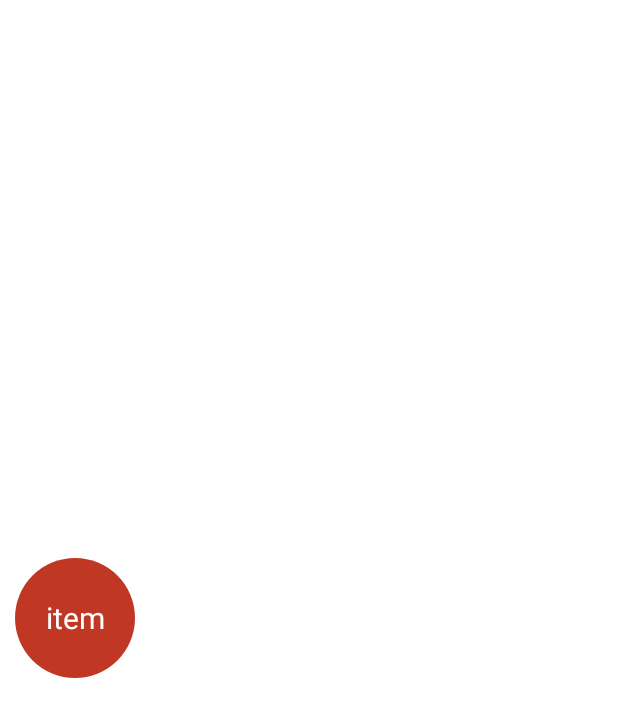
After one commit to Wonchanjoo/refrigerator_secondScreen, an Android app: the layout item_recyclerview2.xml on its own in the app's theme, with its tools: preview values and no code run, on a phone screen of 412 x 824 dp. The commit adds this screen. Shown: the top 717 px of the screen. Run offline under Robolectric (Android 15) with nearby library versions, the phone set to English and light mode, and no system bars.

Commit message:
카테고리 추가, 카테고리 클릭하면 DB에서 가져오기

```diff
--- a/app/src/main/java/com/example/myapplication/MyRecyclerAdapter.java
+++ b/app/src/main/java/com/example/myapplication/MyRecyclerAdapter.java
@@ -16,7 +16,7 @@ public class MyRecyclerAdapter extends RecyclerView.Adapter<MyRecyclerAdapter.Vi
 
     public MyRecyclerAdapter(MyViewModel viewModel) {
         this.viewModel = viewModel;
-    } // 생성자
+    }
 
     /*
     ViewHolder inner Class - 아이템 뷰를 저장
@@ -58,6 +58,6 @@ public class MyRecyclerAdapter extends RecyclerView.Adapter<MyRecyclerAdapter.Vi
 
     @Override
     public int getItemCount() {
-        return viewModel.getItemSize();
+        return viewModel.getCategorySize();
     }
 }
--- /dev/null
+++ b/app/src/main/res/drawable/round.xml
@@ -0,0 +1,10 @@
+<?xml version="1.0" encoding="utf-8"?>
+<selector xmlns:android="http://schemas.android.com/apk/res/android">
+    <item android:state_focused="false" android:state_pressed="false">
+        <shape android:shape="oval">
+            <solid android:color="#C03823" />
+            <size android:width="40dp" android:height="40dp" />
+            <corners android:radius="18dp" />
+        </shape>
+    </item>
+</selector>
--- a/app/src/main/res/layout/activity_main.xml
+++ b/app/src/main/res/layout/activity_main.xml
@@ -33,8 +33,8 @@
                 android:id="@+id/addCategoryBtn"
                 android:layout_width="250dp"
                 android:layout_height="70dp"
-                android:onClick="categoryAddButtonClick"
-                android:text="카테고리 추가" />
+                android:text="카테고리 추가"
+                android:onClick="categoryAddButtonClick" />
         </LinearLayout>
     </ScrollView>
 
--- a/app/src/main/res/layout/item_recyclerview.xml
+++ b/app/src/main/res/layout/item_recyclerview.xml
@@ -14,6 +14,6 @@
         android:gravity="center"
         android:text="카테고리"
         android:textColor="#FFFFFF"
-        android:onClick="categoryClick"/>
+        android:onClick="categoryClick" />
 
 </LinearLayout>
--- /dev/null
+++ b/app/src/main/res/layout/item_recyclerview2.xml
@@ -0,0 +1,22 @@
+<?xml version="1.0" encoding="utf-8"?>
+<GridLayout xmlns:android="http://schemas.android.com/apk/res/android"
+    xmlns:app="http://schemas.android.com/apk/res-auto"
+    android:layout_width="match_parent"
+    android:layout_height="wrap_content"
+    android:layout_gravity="center"
+    android:foregroundGravity="center"
+    android:orientation="vertical"
+    app:layout_anchorGravity="center">
+
+    <TextView
+        android:id="@+id/itemTextView"
+        android:layout_width="80dp"
+        android:layout_height="80dp"
+        android:layout_margin="10dp"
+        android:background="@drawable/round"
+        android:gravity="center"
+        android:padding="5dp"
+        android:text="item"
+        android:textColor="#FFFFFF"
+        android:textSize="20sp" />
+</GridLayout>
```
Also changed, not shown: app/src/main/java/com/example/myapplication/FirebasePost2.java (added, +57 -0 lines), app/src/main/java/com/example/myapplication/MainActivity.java (+7 -8 lines), app/src/main/java/com/example/myapplication/MainActivity2.java (+71 -0 lines), app/src/main/java/com/example/myapplication/MyRecyclerAdapter2.java (added, +58 -0 lines), app/src/main/java/com/example/myapplication/MyViewModel.java (+4 -11 lines), app/src/main/java/com/example/myapplication/MyViewModel2.java (added, +18 -0 lines), app/src/main/res/layout/activity_main2.xml (+9 -5 lines).
